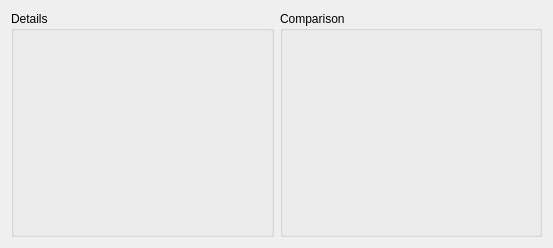
Trailmarker/paddock-power, file mlapp/src/widgets/details/comparison_details_base.ui: the form before one commit.
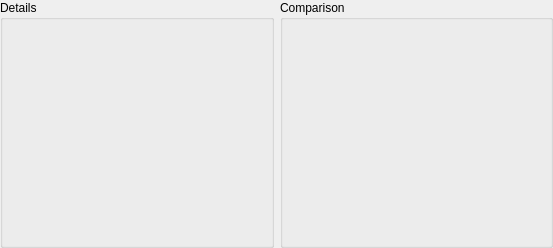
The form after the commit.

Commit message: add Property Metrics dialog with Current and Future comparison details, enable and disable analysis based on import status, enable and disable property metrics (PP-103)

What changed in the file:
```diff
--- a/mlapp/src/widgets/details/comparison_details_base.ui
+++ b/mlapp/src/widgets/details/comparison_details_base.ui
@@ -13,7 +13,19 @@
   <property name="windowTitle">
    <string>Form</string>
   </property>
-  <layout class="QHBoxLayout" name="horizontalLayout">
+  <layout class="QHBoxLayout" name="horizontalLayout" stretch="1,1">
+   <property name="leftMargin">
+    <number>0</number>
+   </property>
+   <property name="topMargin">
+    <number>0</number>
+   </property>
+   <property name="rightMargin">
+    <number>0</number>
+   </property>
+   <property name="bottomMargin">
+    <number>0</number>
+   </property>
    <item>
     <widget class="QGroupBox" name="detailsGroupBox">
      <property name="sizePolicy">
```
The commit also changes 37 other files.
